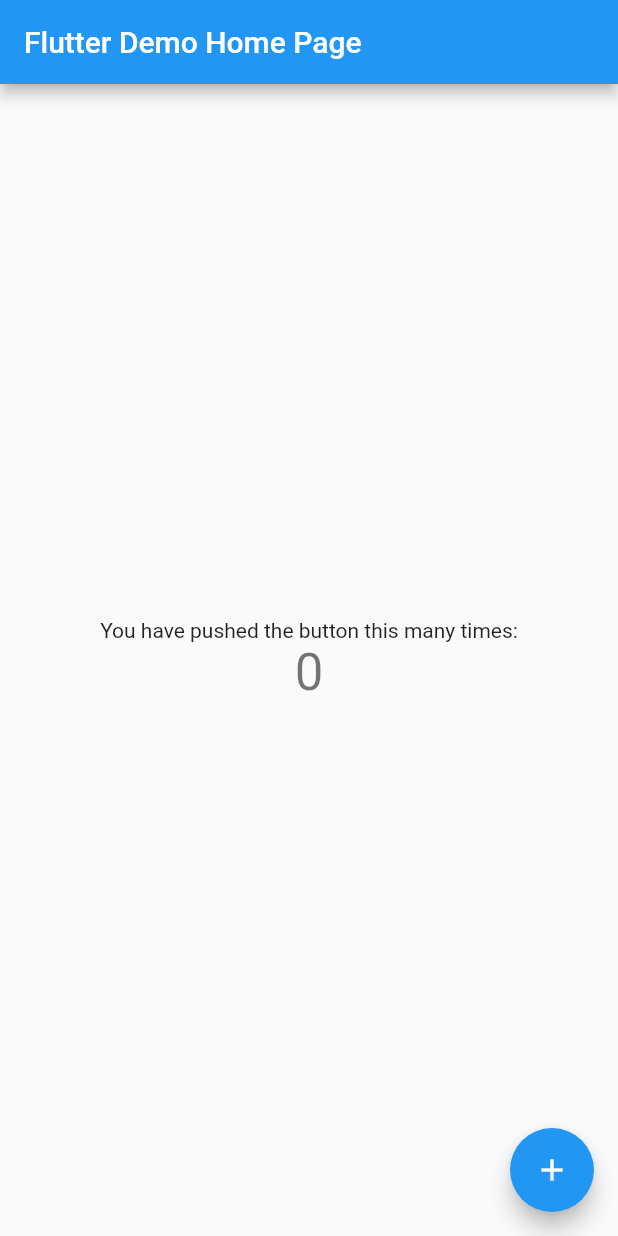
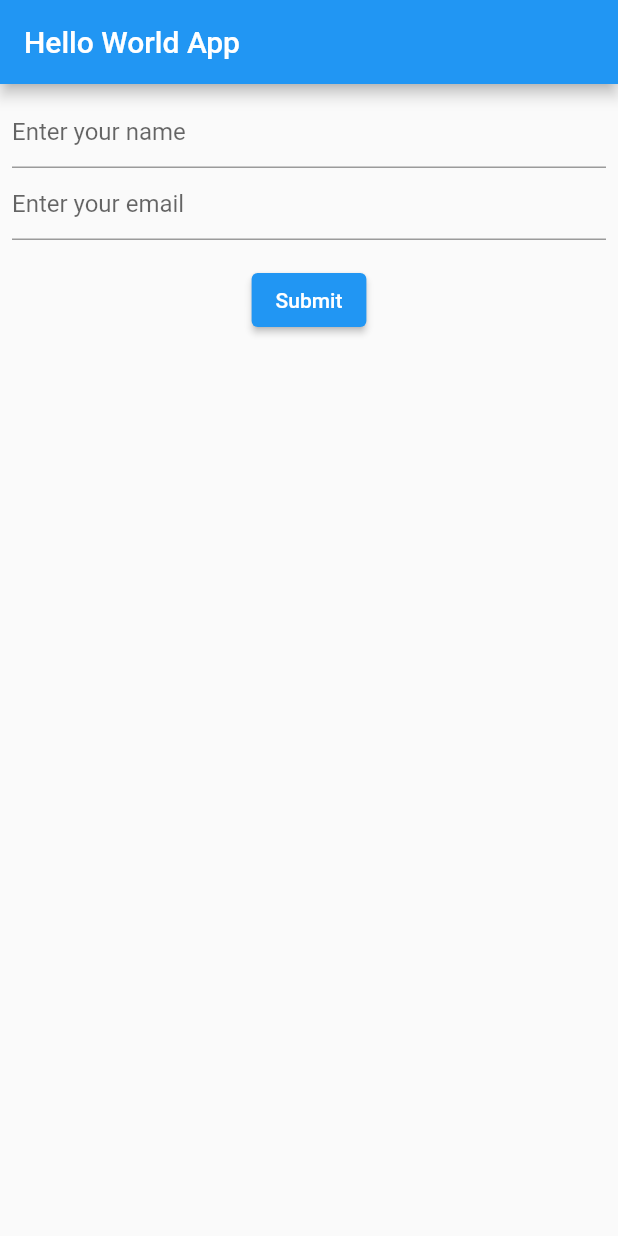
Before and after one commit to CZ-connect/CZ-Connect, a Flutter app: the screen it shows after launch, on a phone screen of 412 x 824 dp. Run offline on Flutter 3.47's test engine with Material 2 defaults, Android fonts, the phone set to English and light mode, and no system bars; our stand-ins replace email_validator.

Commit message:
feature/form-input

```diff
--- a/cz_app/lib/main.dart
+++ b/cz_app/lib/main.dart
@@ -1,115 +1,19 @@
+import 'package:cz_app/widget/store_input.dart';
 import 'package:flutter/material.dart';
 
-void main() {
-  runApp(const MyApp());
-}
+void main() => runApp(const MyApp());
 
 class MyApp extends StatelessWidget {
-  const MyApp({super.key});
+  const MyApp({Key? key}) : super(key: key);
 
-  // This widget is the root of your application.
   @override
   Widget build(BuildContext context) {
     return MaterialApp(
-      title: 'Flutter Demo',
-      theme: ThemeData(
-        // This is the theme of your application.
-        //
-        // Try running your application with "flutter run". You'll see the
-        // application has a blue toolbar. Then, without quitting the app, try
-        // changing the primarySwatch below to Colors.green and then invoke
-        // "hot reload" (press "r" in the console where you ran "flutter run",
-        // or simply save your changes to "hot reload" in a Flutter IDE).
-        // Notice that the counter didn't reset back to zero; the application
-        // is not restarted.
-        primarySwatch: Colors.blue,
+      title: 'Hello world project',
+      home: Scaffold(
+        appBar: AppBar(title: Text('Hello World App')),
+        body: const formWidget(),
       ),
-      home: const MyHomePage(title: 'Flutter Demo Home Page'),
     );
   }
 }
-
-class MyHomePage extends StatefulWidget {
-  const MyHomePage({super.key, required this.title});
-
-  // This widget is the home page of your application. It is stateful, meaning
-  // that it has a State object (defined below) that contains fields that affect
-  // how it looks.
-
-  // This class is the configuration for the state. It holds the values (in this
-  // case the title) provided by the parent (in this case the App widget) and
-  // used by the build method of the State. Fields in a Widget subclass are
-  // always marked "final".
-
-  final String title;
-
-  @override
-  State<MyHomePage> createState() => _MyHomePageState();
-}
-
-class _MyHomePageState extends State<MyHomePage> {
-  int _counter = 0;
-
-  void _incrementCounter() {
-    setState(() {
-      // This call to setState tells the Flutter framework that something has
-      // changed in this State, which causes it to rerun the build method below
-      // so that the display can reflect the updated values. If we changed
-      // _counter without calling setState(), then the build method would not be
-      // called again, and so nothing would appear to happen.
-      _counter++;
-    });
-  }
-
-  @override
-  Widget build(BuildContext context) {
-    // This method is rerun every time setState is called, for instance as done
-    // by the _incrementCounter method above.
-    //
-    // The Flutter framework has been optimized to make rerunning build methods
-    // fast, so that you can just rebuild anything that needs updating rather
-    // than having to individually change instances of widgets.
-    return Scaffold(
-      appBar: AppBar(
-        // Here we take the value from the MyHomePage object that was created by
-        // the App.build method, and use it to set our appbar title.
-        title: Text(widget.title),
-      ),
-      body: Center(
-        // Center is a layout widget. It takes a single child and positions it
-        // in the middle of the parent.
-        child: Column(
-          // Column is also a layout widget. It takes a list of children and
-          // arranges them vertically. By default, it sizes itself to fit its
-          // children horizontally, and tries to be as tall as its parent.
-          //
-          // Invoke "debug painting" (press "p" in the console, choose the
-          // "Toggle Debug Paint" action from the Flutter Inspector in Android
-          // Studio, or the "Toggle Debug Paint" command in Visual Studio Code)
-          // to see the wireframe for each widget.
-          //
-          // Column has various properties to control how it sizes itself and
-          // how it positions its children. Here we use mainAxisAlignment to
-          // center the children vertically; the main axis here is the vertical
-          // axis because Columns are vertical (the cross axis would be
-          // horizontal).
-          mainAxisAlignment: MainAxisAlignment.center,
-          children: <Widget>[
-            const Text(
-              'You have pushed the button this many times:',
-            ),
-            Text(
-              '$_counter',
-              style: Theme.of(context).textTheme.headlineMedium,
-            ),
-          ],
-        ),
-      ),
-      floatingActionButton: FloatingActionButton(
-        onPressed: _incrementCounter,
-        tooltip: 'Increment',
-        child: const Icon(Icons.add),
-      ), // This trailing comma makes auto-formatting nicer for build methods.
-    );
-  }
-}
--- /dev/null
+++ b/cz_app/lib/widget/store_input.dart
@@ -0,0 +1,55 @@
+import 'package:flutter/material.dart';
+import 'package:email_validator/email_validator.dart';
+
+final _formKey = GlobalKey<FormState>();
+
+class formWidget extends StatelessWidget {
+  const formWidget({Key? key}) : super(key: key);
+
+  @override
+  Widget build(BuildContext context) {
+    return Padding(
+      padding: const EdgeInsets.all(8.0),
+      child: Form(
+        key: _formKey,
+        child: Column (
+          children: <Widget>[
+            TextFormField(
+              decoration: const InputDecoration(
+                hintText: 'Enter your name',
+              ),
+              validator: (String? value) {
+                if (value == null || value.isEmpty) {
+                  return 'Please enter your name';
+                }
+                return null;
+                },
+            ),
+            TextFormField(
+              decoration: const InputDecoration(
+                hintText: 'Enter your email',
+              ),
+              validator: (String? value) {
+                if (value == null || value.isEmpty || !EmailValidator.validate(value)) {
+                  return 'The email address is invalid';
+                }
+                return null;
+              },
+            ),
+            const Padding(padding: EdgeInsets.all(8.0)),
+            ElevatedButton(
+              onPressed: () {
+                if (_formKey.currentState!.validate()) {
+                  ScaffoldMessenger.of(context).showSnackBar(
+                    const SnackBar(content: Text('Processing Data')),
+                  );
+                }
+              },
+              child: const Text('Submit'),
+            ),
+          ],
+        )
+        ),
+    );
+  }
+}
--- a/cz_app/pubspec.yaml
+++ b/cz_app/pubspec.yaml
@@ -35,6 +35,7 @@ dependencies:
   # The following adds the Cupertino Icons font to your application.
   # Use with the CupertinoIcons class for iOS style icons.
   cupertino_icons: ^1.0.2
+  email_validator: ^2.1.17
 
 dev_dependencies:
   flutter_test:
```
Also changed, not shown: cz_app/pubspec.lock.
